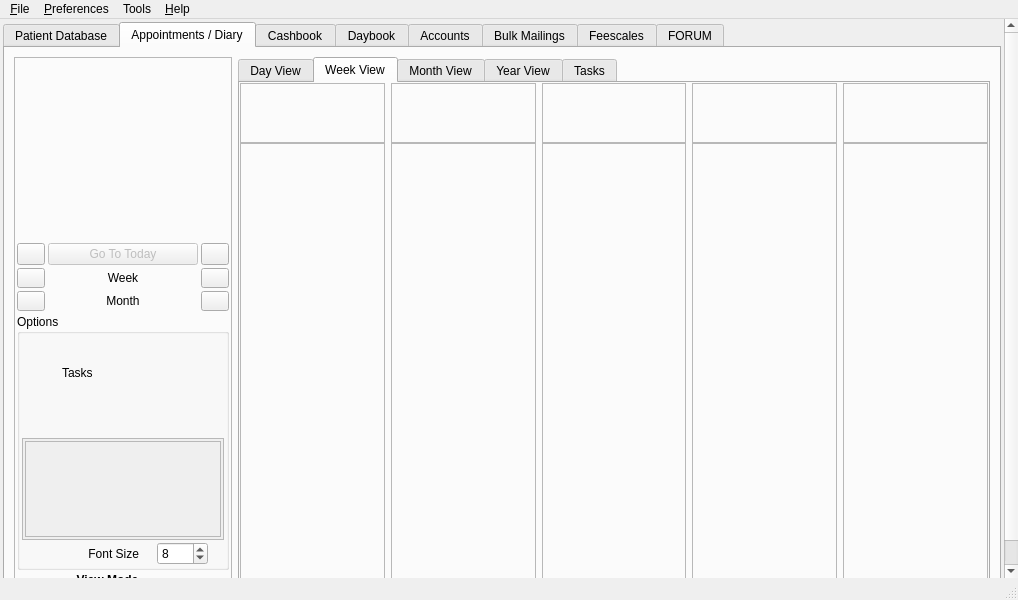
rowinggolfer/openmolar1, file src/openmolar/qt-designer/main.ui: the form before one commit.
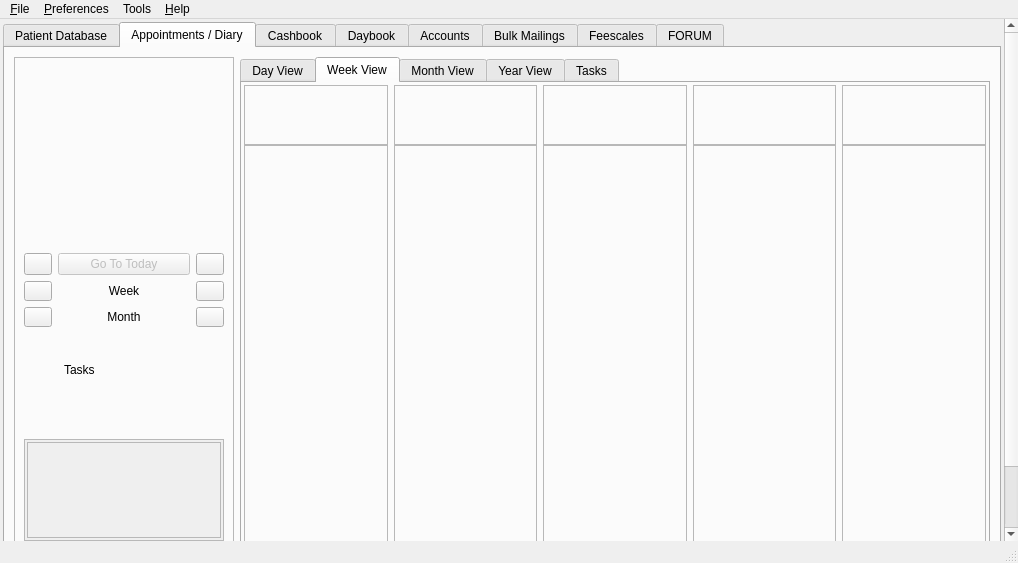
The form after the commit. The open tabs and pages were chosen to show the change. Icons and pictures are not drawn.

Patch:
```diff
--- a/src/openmolar/qt-designer/main.ui
+++ b/src/openmolar/qt-designer/main.ui
@@ -7,7 +7,7 @@
     <x>0</x>
     <y>0</y>
     <width>1018</width>
-    <height>600</height>
+    <height>563</height>
    </rect>
   </property>
   <property name="sizePolicy">
@@ -63,7 +63,7 @@
          <x>0</x>
          <y>0</y>
          <width>997</width>
-         <height>586</height>
+         <height>603</height>
         </rect>
        </property>
        <layout class="QHBoxLayout" name="horizontalLayout_7">
@@ -3810,20 +3810,26 @@
            <layout class="QHBoxLayout" name="horizontalLayout_21">
             <item>
              <widget class="QFrame" name="frame_18">
+              <property name="minimumSize">
+               <size>
+                <width>220</width>
+                <height>0</height>
+               </size>
+              </property>
+              <property name="maximumSize">
+               <size>
+                <width>220</width>
+                <height>16777215</height>
+               </size>
+              </property>
               <property name="frameShape">
                <enum>QFrame::StyledPanel</enum>
               </property>
               <property name="frameShadow">
                <enum>QFrame::Raised</enum>
               </property>
-              <layout class="QGridLayout" name="gridLayout_5">
-               <property name="margin">
-                <number>2</number>
-               </property>
-               <property name="spacing">
-                <number>3</number>
-               </property>
-               <item row="0" column="0" colspan="3">
+              <layout class="QVBoxLayout" name="verticalLayout_22">
+               <item>
                 <widget class="QWidget" name="apptOVcalendar_placeholder" native="true">
                  <property name="sizePolicy">
                   <sizepolicy hsizetype="Fixed" vsizetype="Preferred">
@@ -3845,7 +3851,9 @@
                  </property>
                 </widget>
                </item>
-               <item row="1" column="0">
+               <item>
+                <layout class="QGridLayout" name="gridLayout_5">
+                 <item row="0" column="0">
                 <widget class="QPushButton" name="apptPrevDay_pushButton">
                  <property name="maximumSize">
                   <size>
@@ -3862,7 +3870,7 @@
                  </property>
                 </widget>
                </item>
-               <item row="1" column="1">
+                 <item row="0" column="1">
                 <widget class="QPushButton" name="goTodayPushButton">
                  <property name="enabled">
                   <bool>false</bool>
@@ -3882,7 +3890,7 @@
                  </property>
                 </widget>
                </item>
-               <item row="1" column="2">
+                 <item row="0" column="2">
                 <widget class="QPushButton" name="apptNextDay_pushButton">
                  <property name="maximumSize">
                   <size>
@@ -3899,7 +3907,7 @@
                  </property>
                 </widget>
                </item>
-               <item row="2" column="0">
+                 <item row="1" column="0">
                 <widget class="QPushButton" name="aptOVprevweek">
                  <property name="maximumSize">
                   <size>
@@ -3916,7 +3924,7 @@
                  </property>
                 </widget>
                </item>
-               <item row="2" column="1">
+                 <item row="1" column="1">
                 <widget class="QLabel" name="label_62">
                  <property name="maximumSize">
                   <size>
@@ -3932,7 +3940,7 @@
                  </property>
                 </widget>
                </item>
-               <item row="2" column="2">
+                 <item row="1" column="2">
                 <widget class="QPushButton" name="aptOVnextweek">
                  <property name="maximumSize">
                   <size>
@@ -3949,7 +3957,7 @@
                  </property>
                 </widget>
                </item>
-               <item row="3" column="0">
+                 <item row="2" column="0">
                 <widget class="QPushButton" name="aptOVprevmonth">
                  <property name="maximumSize">
                   <size>
@@ -3966,7 +3974,7 @@
                  </property>
                 </widget>
                </item>
-               <item row="3" column="1">
+                 <item row="2" column="1">
                 <widget class="QLabel" name="label_63">
                  <property name="maximumSize">
                   <size>
@@ -3982,7 +3990,7 @@
                  </property>
                 </widget>
                </item>
-               <item row="3" column="2">
+                 <item row="2" column="2">
                 <widget class="QPushButton" name="aptOVnextmonth">
                  <property name="maximumSize">
                   <size>
@@ -3999,18 +4007,8 @@
                  </property>
                 </widget>
                </item>
-               <item row="4" column="0" colspan="3">
-                <widget class="QGroupBox" name="groupBox_14">
-                 <property name="title">
-                  <string>Options</string>
-                 </property>
-                 <layout class="QVBoxLayout" name="verticalLayout_22">
-                  <property name="spacing">
-                   <number>2</number>
-                  </property>
-                  <property name="margin">
-                   <number>2</number>
-                  </property>
+                </layout>
+               </item>
                   <item>
                    <widget class="QStackedWidget" name="diary_stackedWidget">
                     <property name="sizePolicy">
@@ -4168,8 +4166,8 @@
                       <rect>
                        <x>0</x>
                        <y>0</y>
-                       <width>186</width>
-                       <height>99</height>
+                    <width>198</width>
+                    <height>133</height>
                       </rect>
                      </property>
                      <layout class="QVBoxLayout" name="verticalLayout_3">
@@ -4238,10 +4236,7 @@
                     </item>
                    </layout>
                   </item>
-                 </layout>
-                </widget>
-               </item>
-               <item row="5" column="0" colspan="2">
+               <item>
                 <widget class="QLabel" name="aptOVmode_label">
                  <property name="font">
                   <font>
@@ -4343,10 +4338,10 @@
                </attribute>
                <layout class="QHBoxLayout" name="horizontalLayout_2">
                 <property name="spacing">
-                 <number>0</number>
+                 <number>2</number>
                 </property>
                 <property name="margin">
-                 <number>0</number>
+                 <number>2</number>
                 </property>
                 <item>
                  <layout class="QGridLayout" name="gridLayout">
```
Left out of the diff: 25 changed lines with no effect on the pictures. Lines whose indentation alone changed are shown as unchanged.
